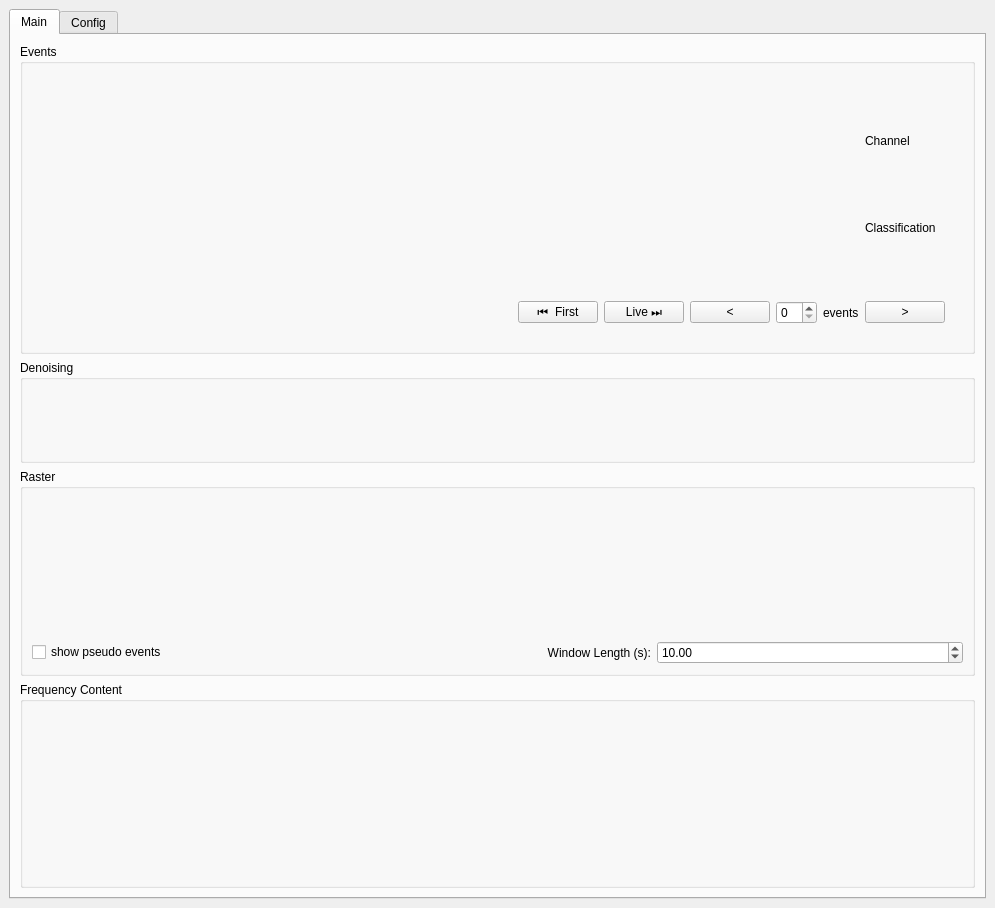
Old version of the form hfovis/interface.ui in the repository raahijogani/hfovis.
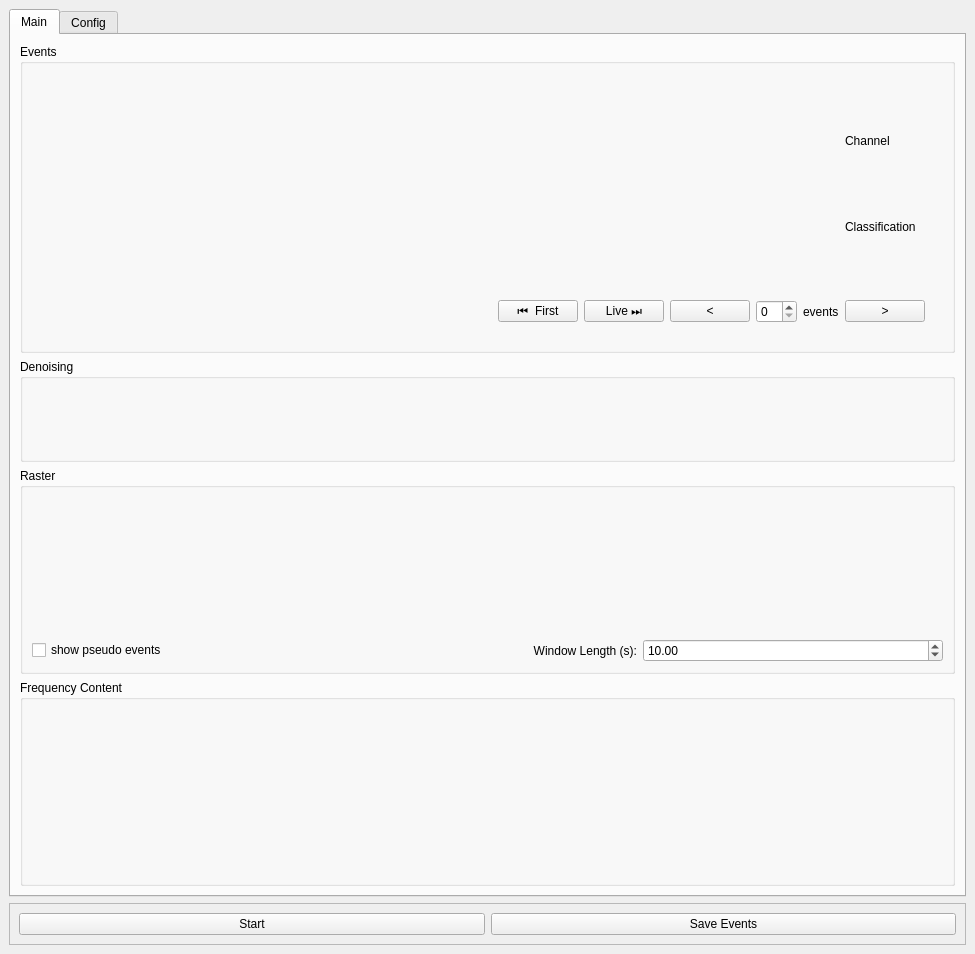
New version of the form. Custom widgets are drawn as their Qt base class.

Commit message: Add start and save buttons

What changed in the file:
```diff
--- a/hfovis/interface.ui
+++ b/hfovis/interface.ui
@@ -6,8 +6,8 @@
    <rect>
     <x>0</x>
     <y>0</y>
-    <width>995</width>
-    <height>908</height>
+    <width>975</width>
+    <height>954</height>
    </rect>
   </property>
   <property name="windowTitle">
@@ -228,6 +228,35 @@
       </widget>
      </widget>
     </item>
+    <item row="1" column="0">
+     <widget class="QFrame" name="frame">
+      <property name="frameShape">
+       <enum>QFrame::Shape::StyledPanel</enum>
+      </property>
+      <property name="frameShadow">
+       <enum>QFrame::Shadow::Raised</enum>
+      </property>
+      <layout class="QHBoxLayout" name="horizontalLayout_6">
+       <item>
+        <widget class="QPushButton" name="startButton">
+         <property name="text">
+          <string>Start</string>
+         </property>
+        </widget>
+       </item>
+       <item>
+        <widget class="QPushButton" name="saveButton">
+         <property name="enabled">
+          <bool>true</bool>
+         </property>
+         <property name="text">
+          <string>Save Events</string>
+         </property>
+        </widget>
+       </item>
+      </layout>
+     </widget>
+    </item>
    </layout>
   </widget>
  </widget>
```
The commit also changes 3 other files.
